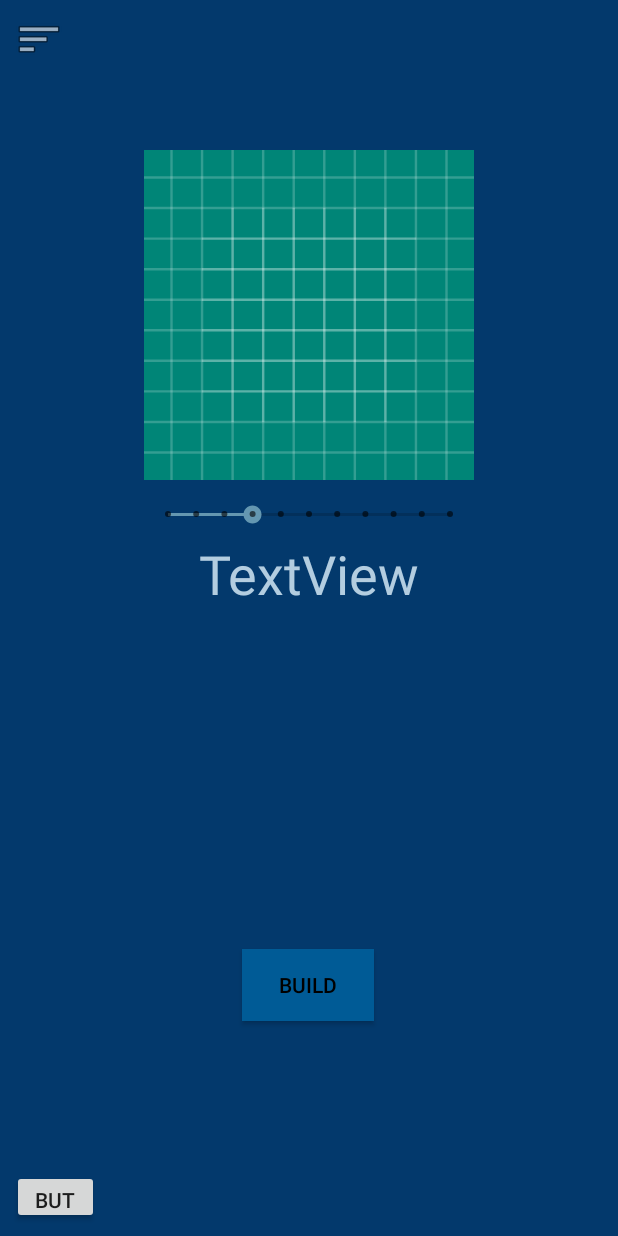
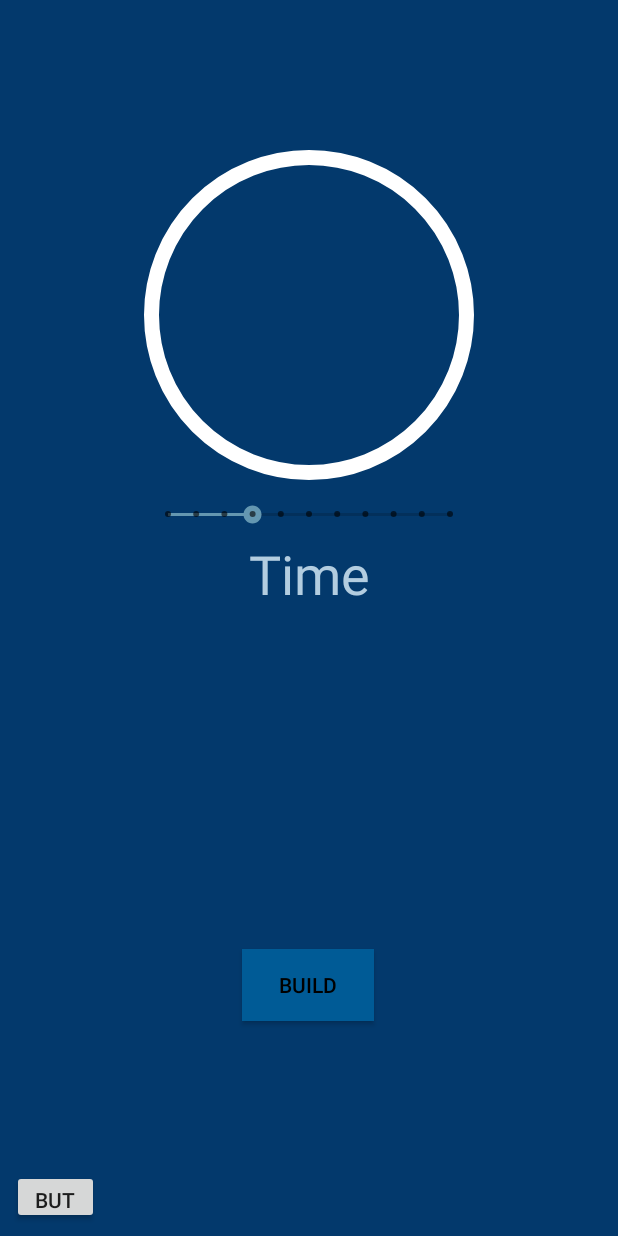
Before and after one commit to thihaagset/MADAssignment, an Android app: the layout activity_main.xml on its own in the app's theme, with its tools: preview values and no code run, on a phone screen of 412 x 824 dp. Run offline under Robolectric (Android 15) with nearby library versions, the phone set to English and light mode, and no system bars.

```diff
--- /dev/null
+++ b/app/src/main/res/drawable/image.xml
@@ -0,0 +1,6 @@
+<?xml version="1.0" encoding="utf-8"?>
+<layer-list xmlns:android="http://schemas.android.com/apk/res/android">
+
+    <item android:drawable="@drawable/circle_image"/>
+
+</layer-list>
--- a/app/src/main/res/layout/activity_main.xml
+++ b/app/src/main/res/layout/activity_main.xml
@@ -14,7 +14,7 @@
         android:layout_marginStart="8dp"
         android:layout_marginTop="100dp"
         android:layout_marginEnd="8dp"
-        android:background="@drawable/ic_launcher_background"
+        android:background="@drawable/image"
         app:layout_constraintEnd_toEndOf="parent"
         app:layout_constraintStart_toStartOf="parent"
         app:layout_constraintTop_toTopOf="parent" />
@@ -38,7 +38,7 @@
         app:layout_constraintVertical_bias="0.692" />
 
     <SeekBar
-        android:id="@+id/seekBar"
+        android:id="@+id/seekBarTime"
         style="@style/Widget.AppCompat.SeekBar.Discrete"
         android:layout_width="220dp"
         android:layout_height="30dp"
@@ -51,29 +51,19 @@
         app:layout_constraintStart_toStartOf="parent"
         app:layout_constraintTop_toBottomOf="@+id/imageView2" />
 
-    <ImageButton
-        android:id="@+id/imageButton"
-        android:layout_width="36dp"
-        android:layout_height="36dp"
-        android:layout_marginStart="8dp"
-        android:layout_marginTop="8dp"
-        android:background="#03396c"
-        app:layout_constraintStart_toStartOf="parent"
-        app:layout_constraintTop_toTopOf="parent"
-        app:srcCompat="@android:drawable/ic_menu_sort_by_size" />
 
     <TextView
-        android:id="@+id/textView"
+        android:id="@+id/timeTV"
         android:layout_width="wrap_content"
         android:layout_height="wrap_content"
         android:layout_marginStart="8dp"
         android:layout_marginEnd="8dp"
-        android:text="TextView"
+        android:text="Time"
         android:textColor="#b3cde0"
         android:textSize="36sp"
         app:layout_constraintEnd_toEndOf="parent"
         app:layout_constraintStart_toStartOf="parent"
-        app:layout_constraintTop_toBottomOf="@+id/seekBar" />
+        app:layout_constraintTop_toBottomOf="@+id/seekBarTime" />
 
     <Button
         android:id="@+id/button2"
--- a/app/src/main/res/layout/nav_header_main6.xml
+++ b/app/src/main/res/layout/nav_header_main6.xml
@@ -28,7 +28,7 @@
         android:textAppearance="@style/TextAppearance.AppCompat.Body1" />
 
     <TextView
-        android:id="@+id/textView"
+        android:id="@+id/timeTV"
         android:layout_width="wrap_content"
         android:layout_height="wrap_content"
         android:text="@string/nav_header_subtitle" />
```
Also changed, not shown: app/src/main/AndroidManifest.xml (+6 -5 lines), app/src/main/java/sg/edu/np/g69/madassignment/MainActivity.java (+31 -0 lines), 1 other file.
